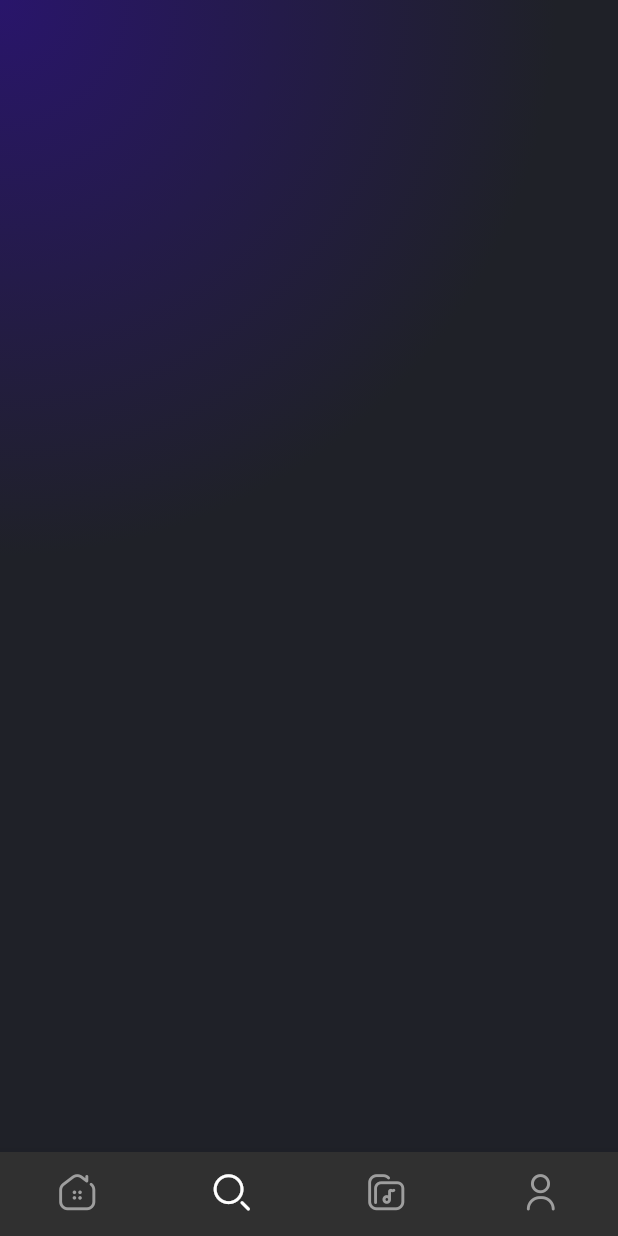
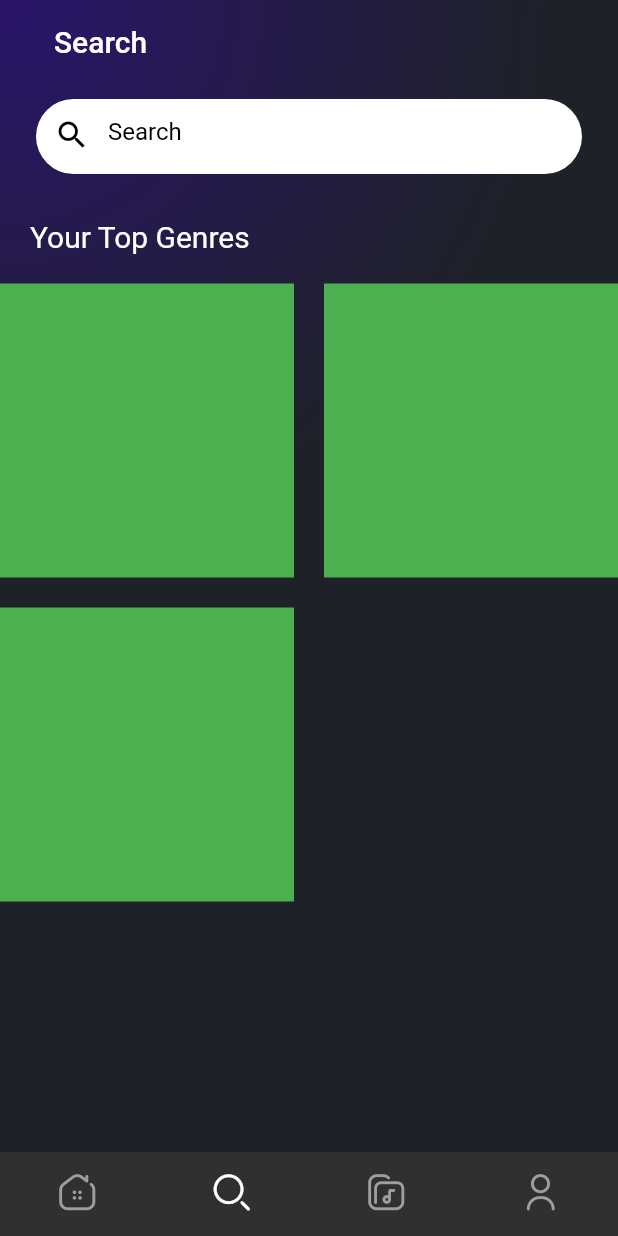
Before and after one commit to NavidAG/Flutter_music_player, a Flutter app: the screen it shows after launch, item 2 of the bottom bar chosen, on a phone screen of 412 x 824 dp. Run offline on Flutter 3.47's test engine with Material 2 defaults, Android fonts, the phone set to English and light mode, and no system bars; our stand-ins replace flutter_svg.

Commit message:
search page was created.

```diff
--- a/musicplayer/lib/screens/tabs/Search_tab.dart
+++ b/musicplayer/lib/screens/tabs/Search_tab.dart
@@ -12,6 +12,78 @@ class _SearchTabState extends State<SearchTab> {
   Widget build(BuildContext context) {
     return Scaffold(
       backgroundColor: Colors.transparent,
+      appBar: AppBar(
+        elevation: 0,
+        backgroundColor: Colors.transparent,
+        title: Container(
+          margin: EdgeInsets.all(20),
+          child: Text("Search"),
+        ),
+        centerTitle: false,
+      ),
+      body: Column(
+        crossAxisAlignment: CrossAxisAlignment.start,
+        children: [
+          Container(
+            padding: EdgeInsets.zero,
+            margin: EdgeInsets.fromLTRB(24, 10, 24, 10),
+            height: 50,
+            // width: 312,
+            decoration: BoxDecoration(
+              color: Colors.white,
+              borderRadius: BorderRadius.circular(100),
+            ),
+            child: TextField(
+              style: TextStyle(
+                color: Colors.black,
+              ),
+              decoration: InputDecoration(
+                fillColor: Colors.black,
+                hintText: "Search",
+                hintStyle: TextStyle(color: Colors.black),
+                prefixIcon: Icon(
+                  Icons.search,
+                  color: Colors.black,
+                ),
+                border: InputBorder.none,
+              ),
+            ),
+          ),
+          Container(
+            margin: EdgeInsets.all(20),
+            child: Text(
+              "Your Top Genres",
+              style: TextStyle(fontSize: 20),
+            ),
+          ),
+          Container(
+            child: Expanded(
+              child: GridView.count(
+                crossAxisCount: 2,
+                mainAxisSpacing: 20,
+                crossAxisSpacing: 20,
+                children: [
+                  Container(
+                    height: 20,
+                    width: 20,
+                    color: Colors.green,
+                  ),
+                  Container(
+                    height: 20,
+                    width: 20,
+                    color: Colors.green,
+                  ),
+                  Container(
+                    height: 20,
+                    width: 20,
+                    color: Colors.green,
+                  )
+                ],
+              ),
+            ),
+          )
+        ],
+      ),
     );
   }
 }
```
